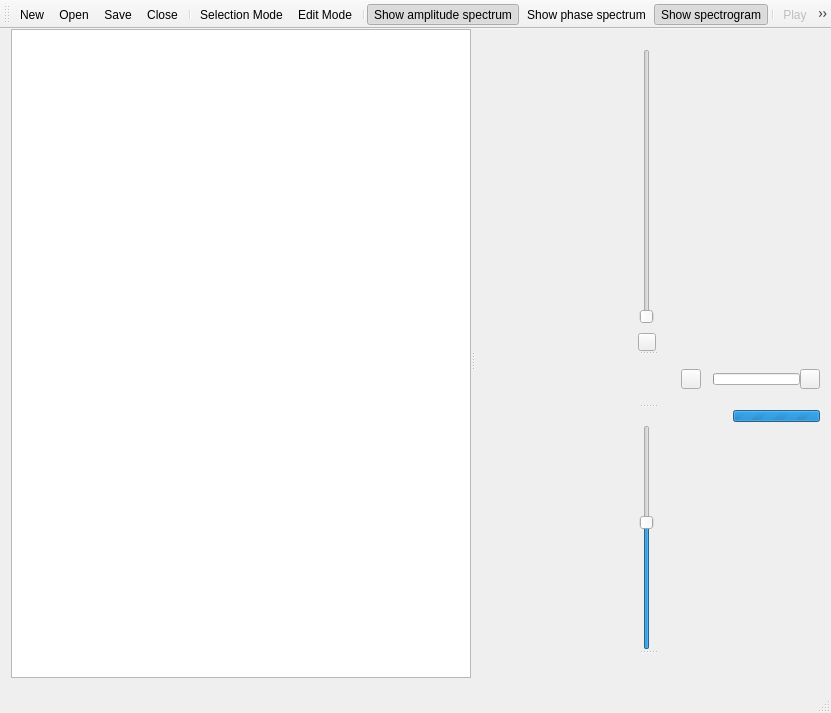
Before: the Qt Designer form src/wmainwindow.ui in gillesdegottex/dfasma, drawn with Qt 5.
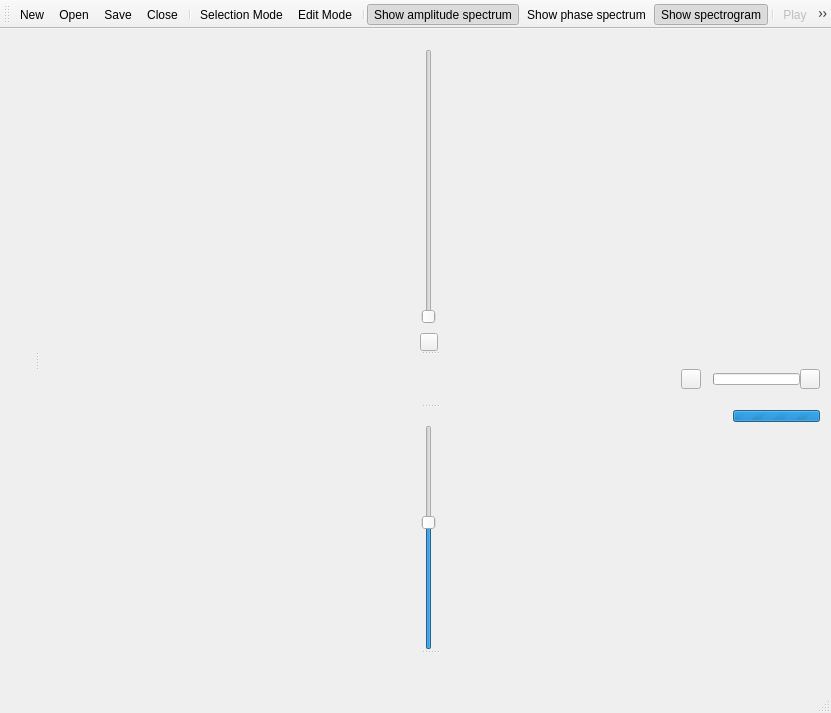
After: the same form once the commit is applied. Icons and pictures are not drawn.

What changed in the file:
```diff
--- a/src/wmainwindow.ui
+++ b/src/wmainwindow.ui
@@ -47,23 +47,7 @@
          <number>0</number>
         </property>
         <item>
-         <widget class="QListWidget" name="listSndFiles">
-          <property name="sizePolicy">
-           <sizepolicy hsizetype="MinimumExpanding" vsizetype="Expanding">
-            <horstretch>0</horstretch>
-            <verstretch>0</verstretch>
-           </sizepolicy>
-          </property>
-          <property name="dragDropMode">
-           <enum>QAbstractItemView::InternalMove</enum>
-          </property>
-          <property name="selectionMode">
-           <enum>QAbstractItemView::ExtendedSelection</enum>
-          </property>
-          <property name="wordWrap">
-           <bool>true</bool>
-          </property>
-         </widget>
+         <layout class="QVBoxLayout" name="vlFilesList"/>
         </item>
         <item>
          <widget class="QLabel" name="lblFileInfo">
```
